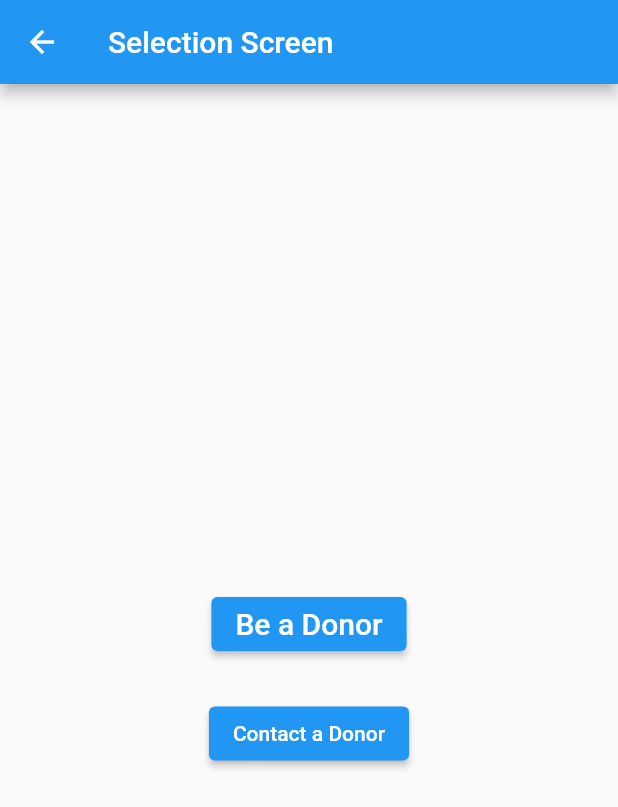
After one commit to himanshupal7826/BloodDonation, a Flutter app: the Selectionscreen screen opened directly, on a phone screen of 412 x 824 dp. The commit adds this screen. Shown: the top 807 px of the screen. Run offline on Flutter 3.47's test engine with Material 2 defaults, Android fonts, the phone set to English and light mode, and no system bars; our stand-ins replace firebase_auth, firebase_core, get; accounts and stored records are empty.

Commit message:
adding SelectionScreen

```diff
--- a/lib/loginScreen.dart
+++ b/lib/loginScreen.dart
@@ -1,3 +1,4 @@
+import 'package:blood_donation/selectionscreen.dart';
 import 'package:flutter/material.dart';
 import 'main.dart';
 import 'package:get/get.dart';
@@ -116,7 +117,7 @@ class _loginScreenState extends State<loginScreen> {
                       Navigator.push(
                         context,
                         MaterialPageRoute(
-                          builder: (context) => HomeScreen(),
+                          builder: (context) => Selectionscreen(),
                         ),
                       );
                     }
--- a/lib/main.dart
+++ b/lib/main.dart
@@ -1,8 +1,11 @@
+// ignore_for_file: unnecessary_const
+
 import 'package:firebase_core/firebase_core.dart';
 import 'package:flutter/material.dart';
 import 'package:flutter/services.dart';
 import 'package:get/get.dart';
 import 'loginScreen.dart';
+// import 'selectionscreen.dart';
 
 void main() async {
   // Add these 2 lines
@@ -27,6 +30,7 @@ class MyApp extends StatelessWidget {
     return const GetMaterialApp(
       debugShowCheckedModeBanner: false,
       home: loginScreen(),
+      // home: Selectionscreen(),
     );
   }
 }
@@ -46,8 +50,7 @@ class _HomeScreenState extends State<HomeScreen> {
           title: const Text('Blood Donation'),
         ),
         body: const Center(
-          child: Text(
-              'Donate your Blood if you Can\n So the One Who need\nShould Be Strong'),
+          child: Text('Home Screen'),
         ),
         drawer: Drawer(
           child: ListView(
--- /dev/null
+++ b/lib/selectionscreen.dart
@@ -0,0 +1,41 @@
+import 'package:flutter/material.dart';
+import 'package:flutter/services.dart';
+
+class Selectionscreen extends StatefulWidget {
+  @override
+  _SelectionscreenState createState() => _SelectionscreenState();
+}
+
+class _SelectionscreenState extends State<Selectionscreen> {
+  @override
+  Widget build(BuildContext context) {
+    return Scaffold(
+      appBar: AppBar(
+        title: Text('Selection Screen'),
+      ),
+      body: Center(
+        child: Column(
+          mainAxisAlignment: MainAxisAlignment.center,
+          children: <Widget>[
+            Container(
+              margin: EdgeInsets.all(25),
+              child: ElevatedButton(
+                child: Text(
+                  'Be a Donor',
+                  style: TextStyle(fontSize: 20.0),
+                ),
+                onPressed: () {},
+              ),
+            ),
+            ElevatedButton(
+              child: Text('Contact a Donor'),
+              onPressed: () {
+                //   Navigator.pushNamed(context, '/second');
+              },
+            ),
+          ],
+        ),
+      ),
+    );
+  }
+}
```
